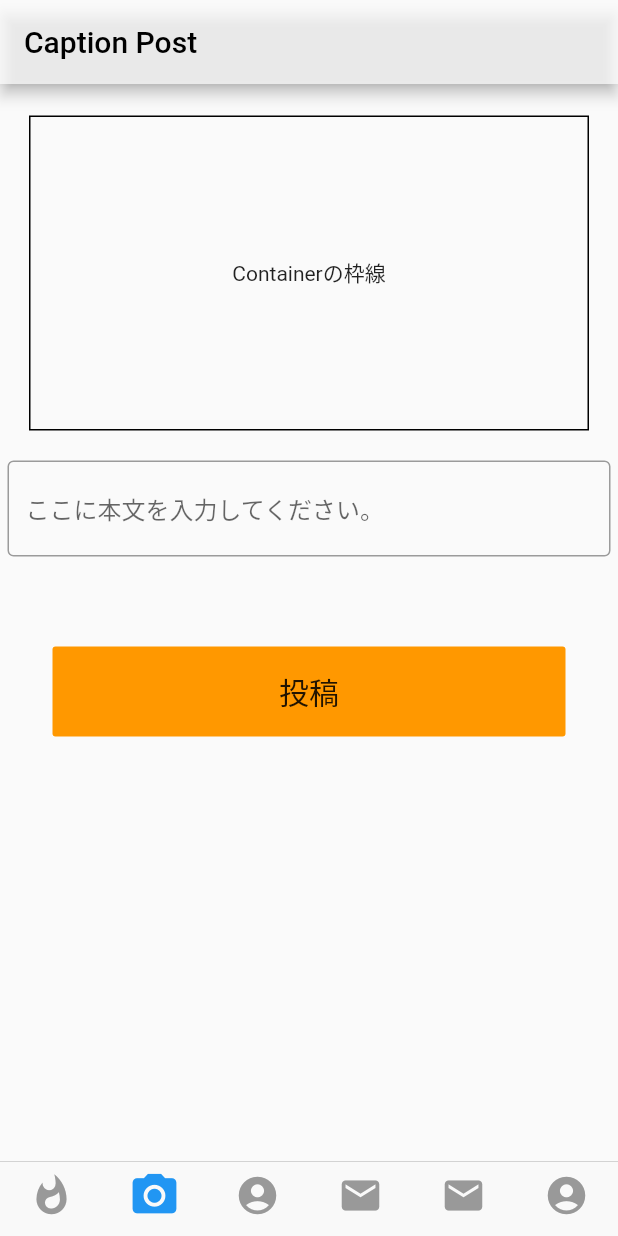
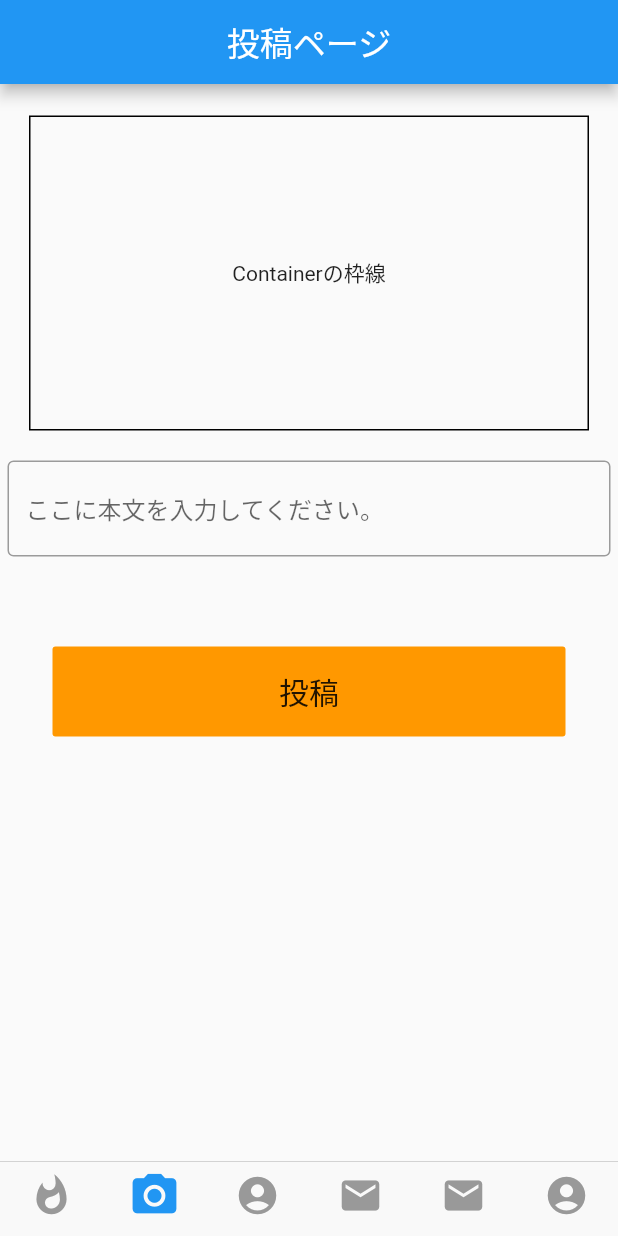
Before and after one commit to kouichi009/insta_flutter_1019, a Flutter app: the screen it shows once a user with an empty profile is signed in, swiped to page 2, on a phone screen of 412 x 824 dp. Run offline on Flutter 3.47's test engine with Material 2 defaults, Android fonts, the light colour scheme and no system bars; our stand-ins replace cached_network_image, cloud_firestore, expandable, firebase_auth, firebase_core, firebase_messaging and 5 more; missing offline and left inert: animator; accounts and stored records are empty.

Commit message:
implement header widget

```diff
--- /dev/null
+++ b/lib/common_widgets/app_header.dart
@@ -0,0 +1,44 @@
+import 'package:flutter/material.dart';
+
+class AppHeader extends StatelessWidget with PreferredSizeWidget {
+  bool isAppTitle;
+  String titleText;
+  bool removeBackButton;
+  Function? actionFunction;
+  Widget? actionWidget;
+
+  AppHeader(
+      {this.isAppTitle = false,
+      this.titleText = '',
+      this.removeBackButton = false,
+      this.actionFunction,
+      this.actionWidget});
+
+  @override
+  Size get preferredSize => Size.fromHeight(kToolbarHeight);
+
+  @override
+  Widget build(BuildContext context) {
+    print('removeBackButton@@ $isAppTitle $removeBackButton');
+    return AppBar(
+      automaticallyImplyLeading: removeBackButton ? false : true,
+      title: Text(
+        isAppTitle ? "Flutter Instagram" : titleText,
+        style: TextStyle(
+          color: Colors.white,
+          fontFamily: isAppTitle ? "Signatra" : "",
+          fontSize: 22.0,
+        ),
+        overflow: TextOverflow.ellipsis,
+      ),
+      centerTitle: true,
+      backgroundColor: Theme.of(context).accentColor,
+      actions: [
+        if (actionWidget != null) actionWidget!
+        // IconButton(
+        //     icon: Icon(Icons.check_circle_outline, color: Colors.black),
+        //     onPressed: () => widget.actionFunction),
+      ],
+    );
+  }
+}
--- a/lib/screens/camera_screen.dart
+++ b/lib/screens/camera_screen.dart
@@ -2,6 +2,7 @@ import 'dart:io';
 import 'package:firebase_storage/firebase_storage.dart';
 import 'package:flutter/material.dart';
 import 'package:image_picker/image_picker.dart';
+import 'package:instagram_flutter02/common_widgets/app_header.dart';
 import 'package:instagram_flutter02/common_widgets/progress.dart';
 import 'package:instagram_flutter02/common_widgets/select_image_dialog.dart';
 import 'package:instagram_flutter02/screens/launch_screen.dart';
@@ -30,12 +31,9 @@ class _CameraScreenState extends State<CameraScreen> {
 
   Scaffold buildUploadForm() {
     return Scaffold(
-      appBar: AppBar(
-        backgroundColor: Colors.white70,
-        title: Text(
-          "Caption Post",
-          style: TextStyle(color: Colors.black),
-        ),
+      appBar: AppHeader(
+        isAppTitle: false,
+        titleText: '投稿ページ',
       ),
       body: ListView(
         children: <Widget>[
--- a/lib/screens/edit_profile_screen.dart
+++ b/lib/screens/edit_profile_screen.dart
@@ -5,7 +5,7 @@ import 'package:firebase_storage/firebase_storage.dart';
 import 'package:flutter/material.dart';
 import 'package:flutter_holo_date_picker/flutter_holo_date_picker.dart';
 import 'package:image_picker/image_picker.dart';
-import 'package:instagram_flutter02/common_widgets/header.dart';
+import 'package:instagram_flutter02/common_widgets/app_header.dart';
 import 'package:instagram_flutter02/common_widgets/progress.dart';
 import 'package:instagram_flutter02/models/user_model.dart';
 import 'package:instagram_flutter02/services/api/auth_service.dart';
@@ -215,7 +215,10 @@ class _EditProfileScreenState extends State<EditProfileScreen> {
   @override
   Widget build(BuildContext context) {
     return Scaffold(
-      appBar: header(context, titleText: "Profile"),
+      appBar: AppHeader(
+        isAppTitle: false,
+        titleText: 'プロフィール編集画面',
+      ),
       body: isLoading
           ? circularProgress()
           : ListView(
--- a/lib/screens/timeline_screen.dart
+++ b/lib/screens/timeline_screen.dart
@@ -1,5 +1,6 @@
 import 'package:cloud_firestore/cloud_firestore.dart';
 import 'package:flutter/material.dart';
+import 'package:instagram_flutter02/common_widgets/app_header.dart';
 import 'package:instagram_flutter02/common_widgets/post_view.dart';
 import 'package:instagram_flutter02/models/post.dart';
 import 'package:instagram_flutter02/models/user_model.dart';
@@ -139,8 +140,8 @@ class _TimelineScreenState extends State<TimelineScreen> {
   @override
   Widget build(BuildContext context) {
     return Scaffold(
-        appBar: AppBar(
-          title: Text('FutureBuilder Demo'),
+        appBar: AppHeader(
+          isAppTitle: true,
         ),
         body: RefreshIndicator(
             onRefresh: () => refresh(), child: _buildDisplayPosts()));
--- a/pubspec.yaml
+++ b/pubspec.yaml
@@ -48,6 +48,7 @@ dependencies:
   flutter_dotenv: ^5.0.2
   ionicons: ^0.1.2
   expandable: ^5.0.1
+  intl: ^0.17.0
 
 dev_dependencies:
   flutter_test:
```
Also changed, not shown: lib/common_widgets/header.dart (deleted, +0 -19 lines), lib/common_widgets/post_view.dart (+7 -1 lines), lib/screens/post_detail_screen.dart (+20 -8 lines), lib/screens/profile_screen.dart (+6 -13 lines), pubspec.lock.
